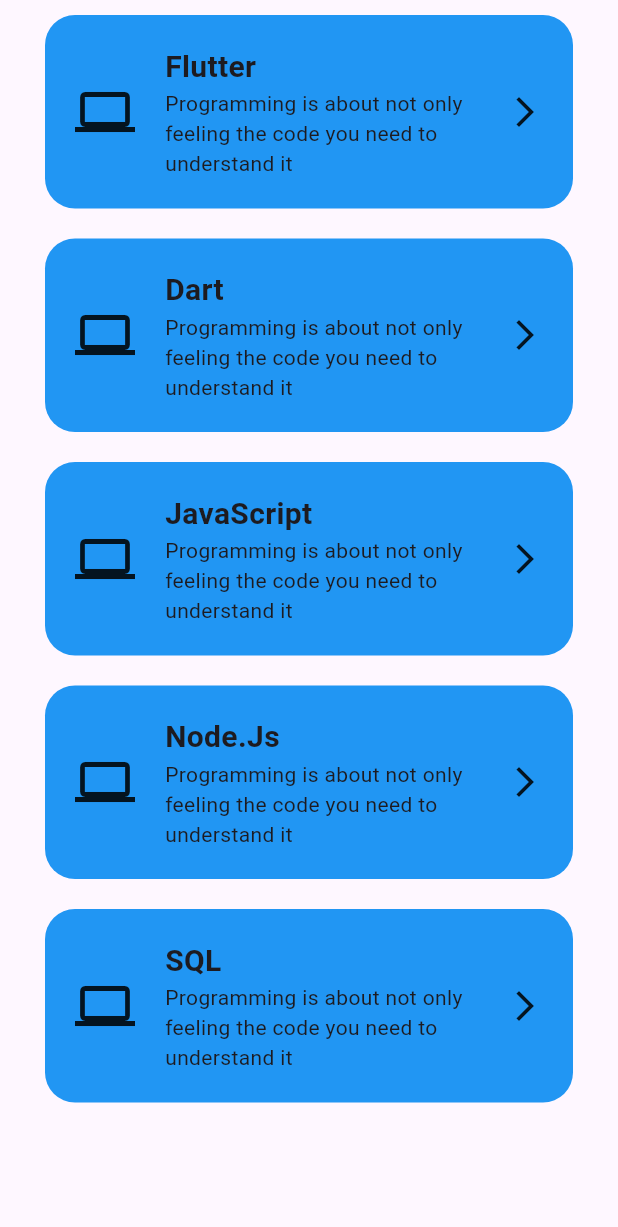
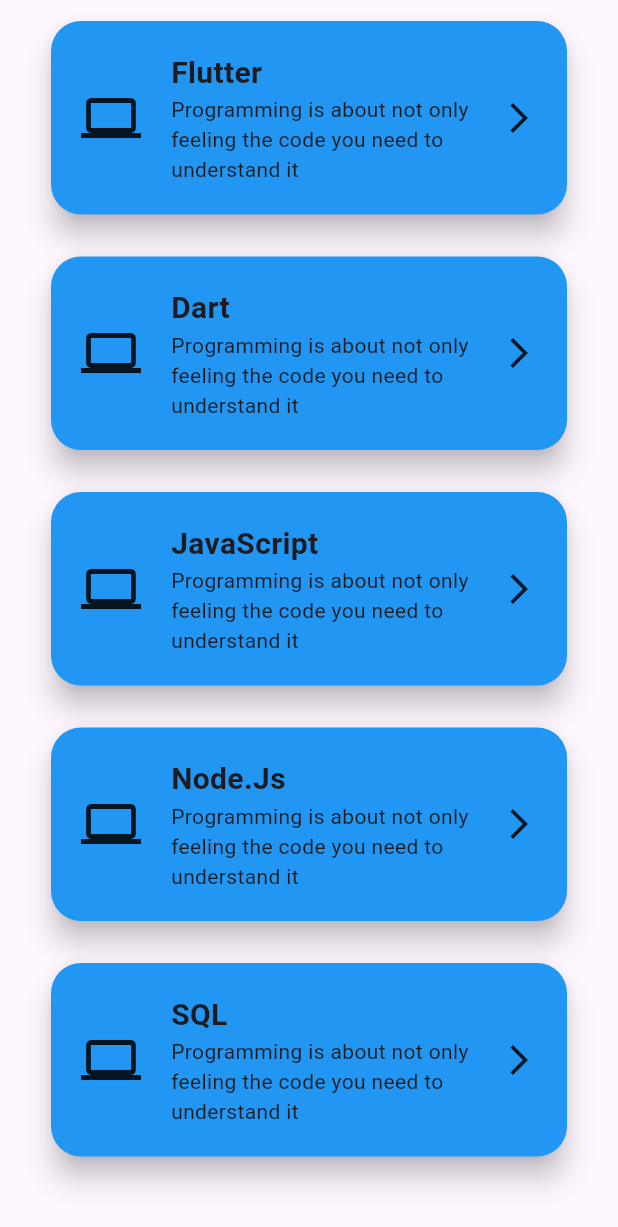
Before and after one commit to YOU-CANT-GUARD-ME/Flutter-Study, a Flutter app: the Profilepage screen opened directly, on a phone screen of 412 x 824 dp. Shown: the top 1227 px of the screen. Run offline on Flutter 3.47's test engine with Material 3 defaults, Android fonts, the phone set to English and light mode, and no system bars.

Commit message:
learned about the card widget

```diff
--- a/lib/pages/profilepage.dart
+++ b/lib/pages/profilepage.dart
@@ -42,9 +42,10 @@
 
   @override
   Widget build(BuildContext context) {
-    return Container(
-      decoration: BoxDecoration(
-        color: Colors.blue,
+    return Card(
+      color: Colors.blue,
+      elevation: 8,
+      shape: RoundedRectangleBorder(
         borderRadius: BorderRadius.circular(20),
       ),
       child: Padding(
@@ -76,6 +77,7 @@
                 ],
               ),
             ),
+            SizedBox(width: 10),
             Icon(Icons.arrow_forward_ios),
           ],
         ),
```
